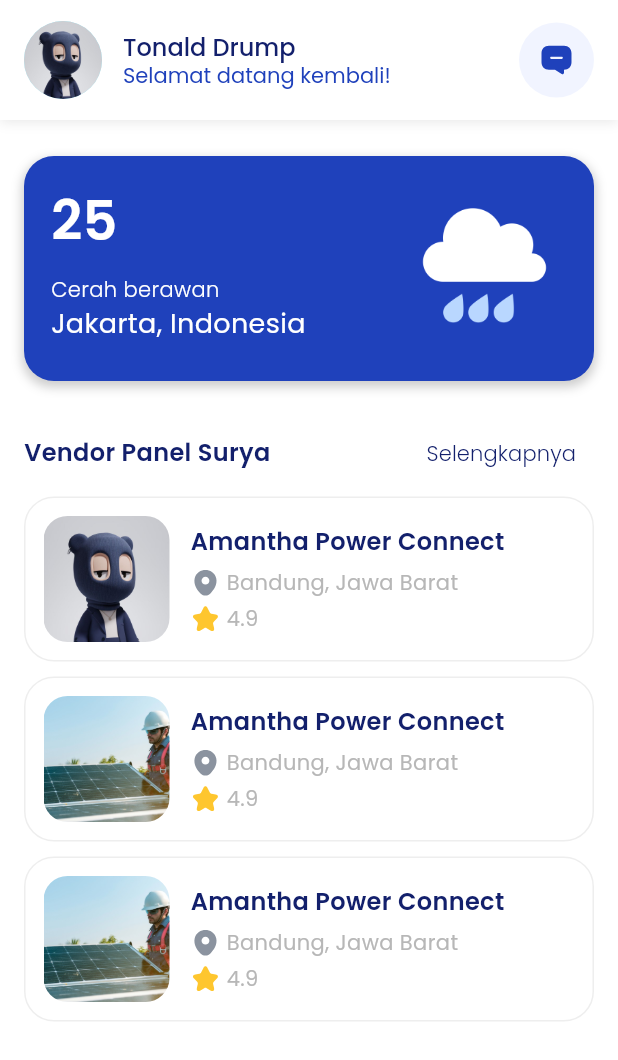
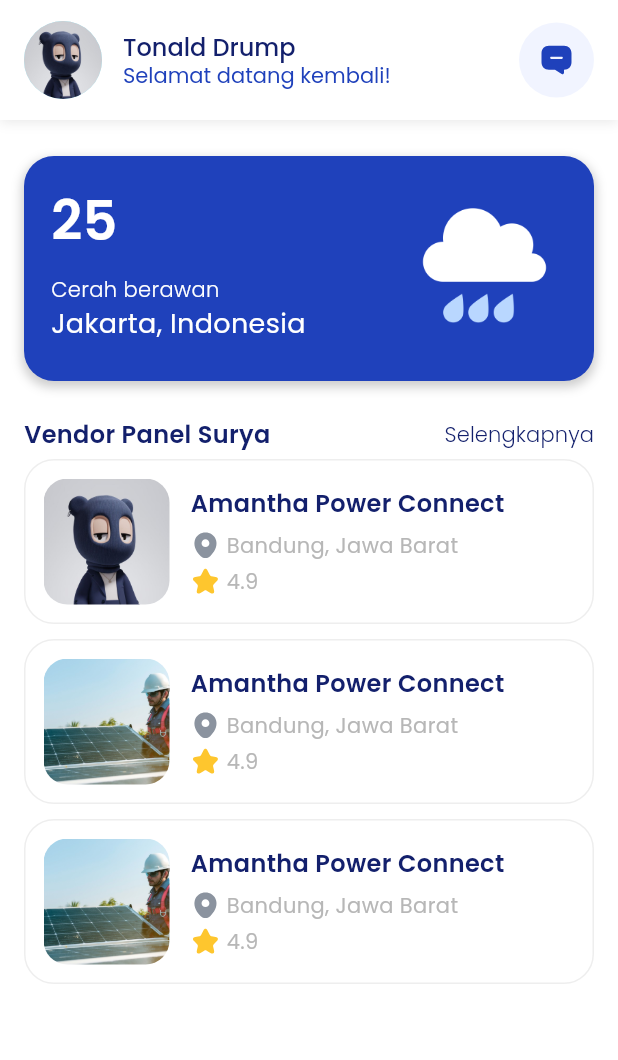
Before and after one commit to fauzihub13/sunmate, a Flutter app: the screen it shows after launch, on a phone screen of 412 x 824 dp. Shown: the top 1060 px of the screen. Run offline on Flutter 3.47's test engine with Material 3 defaults, Android fonts, the phone set to English and light mode, and no system bars; our stand-ins replace flutter_svg.

Commit message:
fix: remove default margin and padding from text button

```diff
--- a/lib/src/presentation/home/pages/home_page.dart
+++ b/lib/src/presentation/home/pages/home_page.dart
@@ -40,6 +40,15 @@ class _HomePageState extends State<HomePage> {
                               fontWeight: FontWeight.w600),
                         ),
                         TextButton(
+                          style: ButtonStyle(
+                            padding: WidgetStateProperty.all<EdgeInsets>(
+                                EdgeInsets.zero), // Removes padding
+                            minimumSize: WidgetStateProperty.all<Size>(
+                                Size.zero), // Removes minimum size constraints
+                            tapTargetSize: MaterialTapTargetSize
+                                .shrinkWrap, // Reduces the button size to fit the text
+                          ),
+                          onPressed: () {},
                           child: const Text(
                             'Selengkapnya',
                             textAlign: TextAlign.left,
@@ -48,7 +57,6 @@ class _HomePageState extends State<HomePage> {
                                 color: AppColors.darkBlue,
                                 fontWeight: FontWeight.w300),
                           ),
-                          onPressed: () {},
                         ),
                       ],
                     ),
--- a/lib/src/presentation/home/widgets/vendor_card.dart
+++ b/lib/src/presentation/home/widgets/vendor_card.dart
@@ -20,9 +20,7 @@ class VendorCard extends StatelessWidget {
         }));
       },
       child: Container(
-        // color: AppColors.lightBlue,
         padding: const EdgeInsets.all(12.0),
-        // margin: const EdgeInsets.symmetric(vertical: 6.0),
         decoration: ShapeDecoration(
             shape: RoundedRectangleBorder(
                 side: const BorderSide(
@@ -52,6 +50,7 @@ class VendorCard extends StatelessWidget {
               children: [
                 Text(
                   data.name,
+                  maxLines: 2,
                   style: const TextStyle(
                     color: AppColors.darkBlue,
                     fontSize: 16.0,
```
